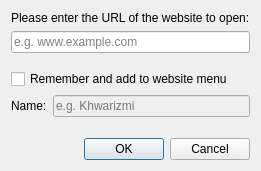
Above: plugins/desktopservices/OpenWebsiteDialog.ui from khwarizmi-si/veyon before the change. Below: the same form after it.
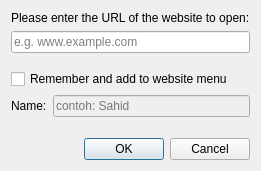
That is the form after the change. Icons and pictures are not drawn.

Commit message:
feat: add Sahid client branding
Create a dedicated Sahid-branded build variant by replacing product names, master icons, splash logo, and monitoring watermark assets.

Diff of the .ui file:
```diff
--- a/plugins/desktopservices/OpenWebsiteDialog.ui
+++ b/plugins/desktopservices/OpenWebsiteDialog.ui
@@ -17,7 +17,7 @@
       <bool>false</bool>
      </property>
      <property name="placeholderText">
-      <string>e.g. Khwarizmi</string>
+      <string>contoh: Sahid</string>
      </property>
     </widget>
    </item>
```
The commit also changes 32 other files.
